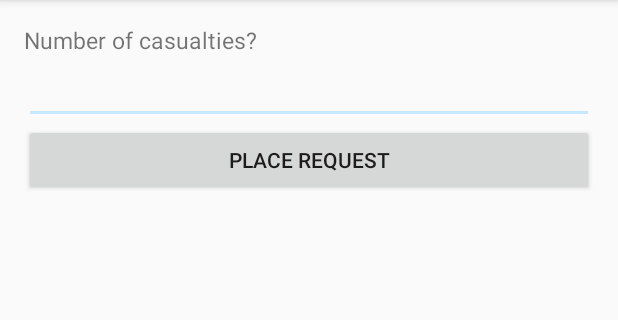
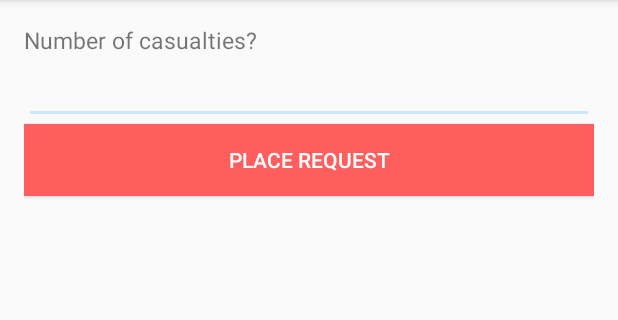
Before and after one commit to vishnugt/Pragyan-Hackathon-App, an Android app: the SendEmergency screen opened directly, with no data from a screen before it, on a phone screen of 412 x 824 dp, the part 84-404 px from its top. Run offline under Robolectric (Android 15) with nearby library versions, the phone set to English and light mode, and no system bars.

Commit message:
09:21 AM Before Presentation

```diff
--- a/app/src/main/java/com/npincomplete/pragyanhackathon/SendEmergency.java
+++ b/app/src/main/java/com/npincomplete/pragyanhackathon/SendEmergency.java
@@ -63,11 +63,14 @@
         etype = intent.getIntExtra("etype", 0);
         desc = intent.getIntExtra("desc", -1);
 
+
+
         editText = (EditText)findViewById(R.id.editText);
         toolbar = (Toolbar) findViewById(R.id.toolbar);
         setSupportActionBar(toolbar);
         getSupportActionBar().setDisplayHomeAsUpEnabled(true);
 
+        editText.requestFocus();
 
     }
 
--- a/app/src/main/res/layout/content_main4.xml
+++ b/app/src/main/res/layout/content_main4.xml
@@ -29,14 +29,19 @@
         android:layout_height="wrap_content"
         android:inputType="number"
         android:ems="10"
-        android:id="@+id/editText" />
+        android:id="@+id/editText">
+        <requestFocus />
+        </EditText>
 
     <Button
         android:text="Place Request"
         android:layout_width="match_parent"
         android:layout_height="wrap_content"
         android:id="@+id/button2"
-        android:onClick="sendemer"/>
+        android:onClick="sendemer"
+        android:textColor="@color/emergency"
+        android:background="@color/background"
+        />
 
 
 </LinearLayout>
```
